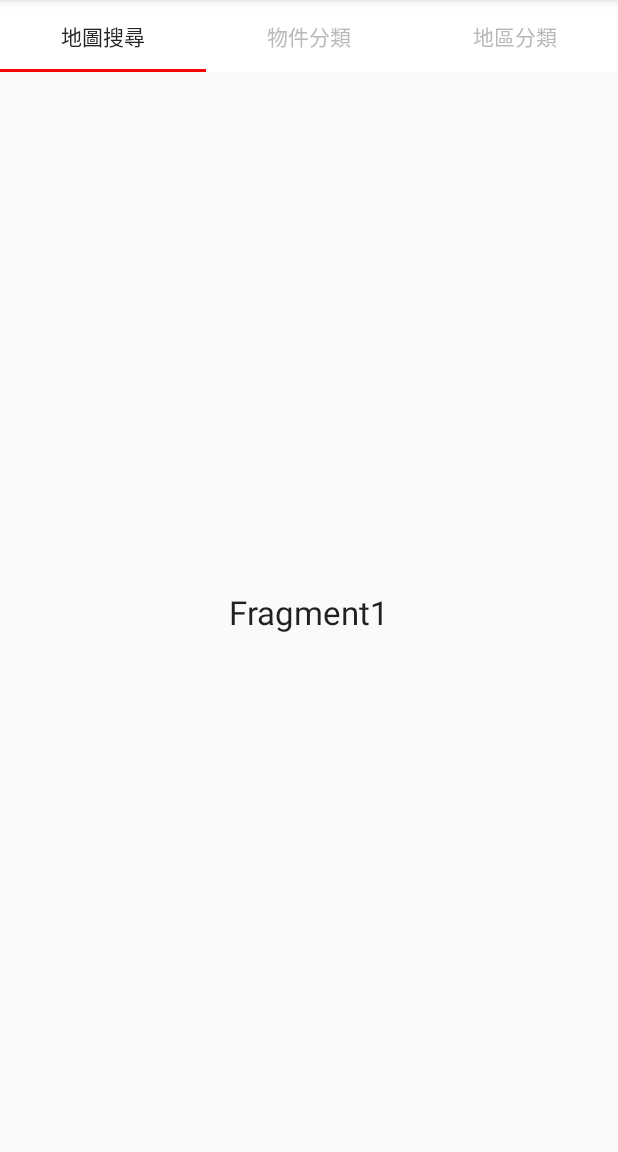
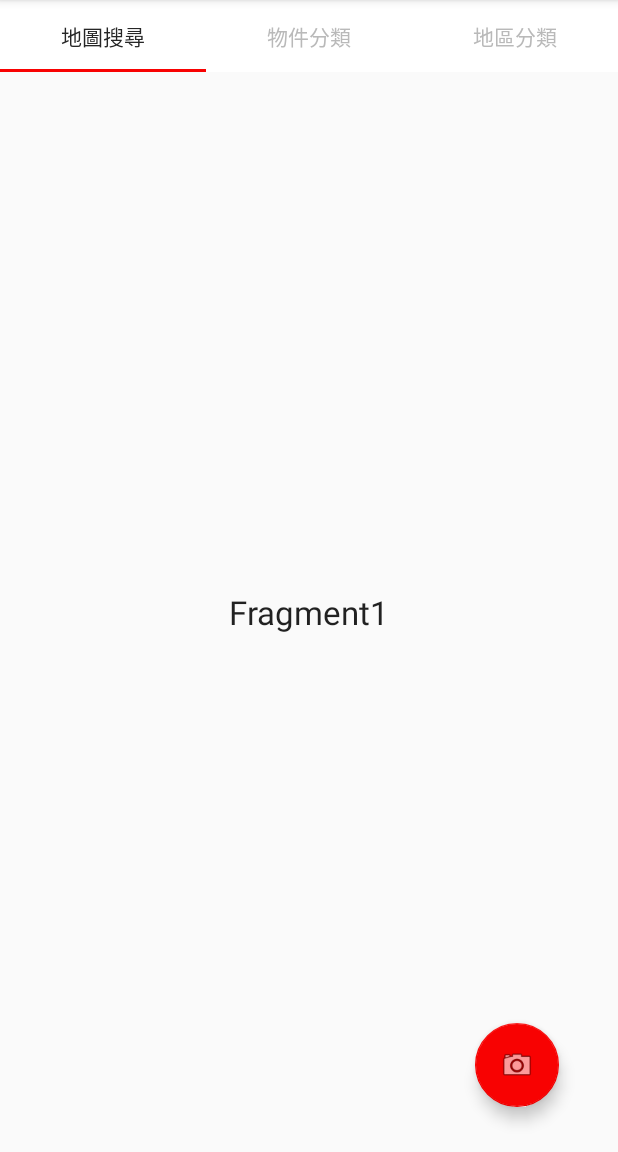
Before and after one commit to ExchangeWorld/ExchangeWorld-android, an Android app: the screen it shows after launch (MainActivity), on a phone screen of 412 x 824 dp, the part 84-1236 px from its top. Run offline under Robolectric (Android 15) with nearby library versions, the phone set to English and light mode, and no system bars.

Commit message:
add photo buttom

```diff
--- a/ExchangeWorld/app/src/main/java/com/example/arthome/newexchangeworld/MainActivity.java
+++ b/ExchangeWorld/app/src/main/java/com/example/arthome/newexchangeworld/MainActivity.java
@@ -25,6 +25,10 @@ import android.widget.Toast;
 public class MainActivity extends AppCompatActivity
         implements NavigationView.OnNavigationItemSelectedListener {
     //test merge
+    public void camera(View view){
+        Snackbar.make(view, "Camera clicked", Snackbar.LENGTH_LONG)
+                .setAction("Action", null).show();
+    }
     @Override
     protected void onCreate(Bundle savedInstanceState) {
         super.onCreate(savedInstanceState);
--- a/ExchangeWorld/app/src/main/res/layout/content_main.xml
+++ b/ExchangeWorld/app/src/main/res/layout/content_main.xml
@@ -16,6 +16,22 @@
     <FrameLayout
         android:id="@+id/content_frame"
         android:layout_width="match_parent"
-        android:layout_height="match_parent"></FrameLayout>
+        android:layout_height="match_parent">
+
+    </FrameLayout>
+
+    <android.support.design.widget.FloatingActionButton
+        android:id="@+id/fab"
+        android:layout_width="wrap_content"
+        android:layout_height="wrap_content"
+        android:layout_gravity="bottom"
+        android:src="@android:drawable/ic_menu_camera"
+        android:layout_marginRight="39dp"
+        android:layout_marginEnd="39dp"
+        android:layout_alignParentBottom="true"
+        android:layout_alignParentRight="true"
+        android:layout_alignParentEnd="true"
+        android:layout_marginBottom="30dp"
+        android:onClick="camera"/>
 
 </RelativeLayout>
```
